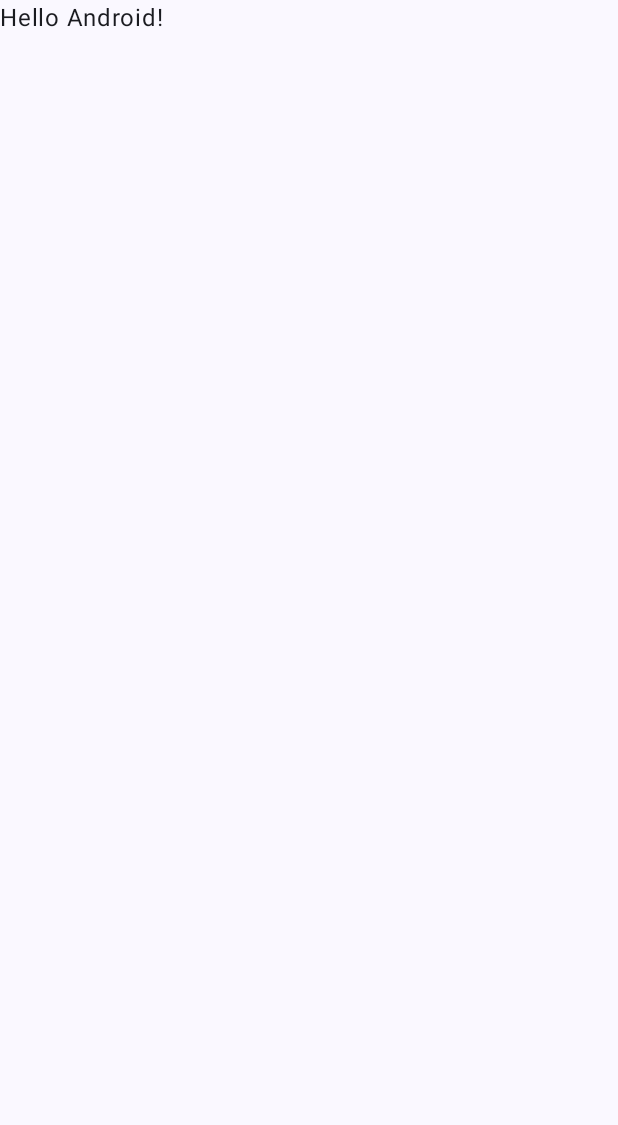
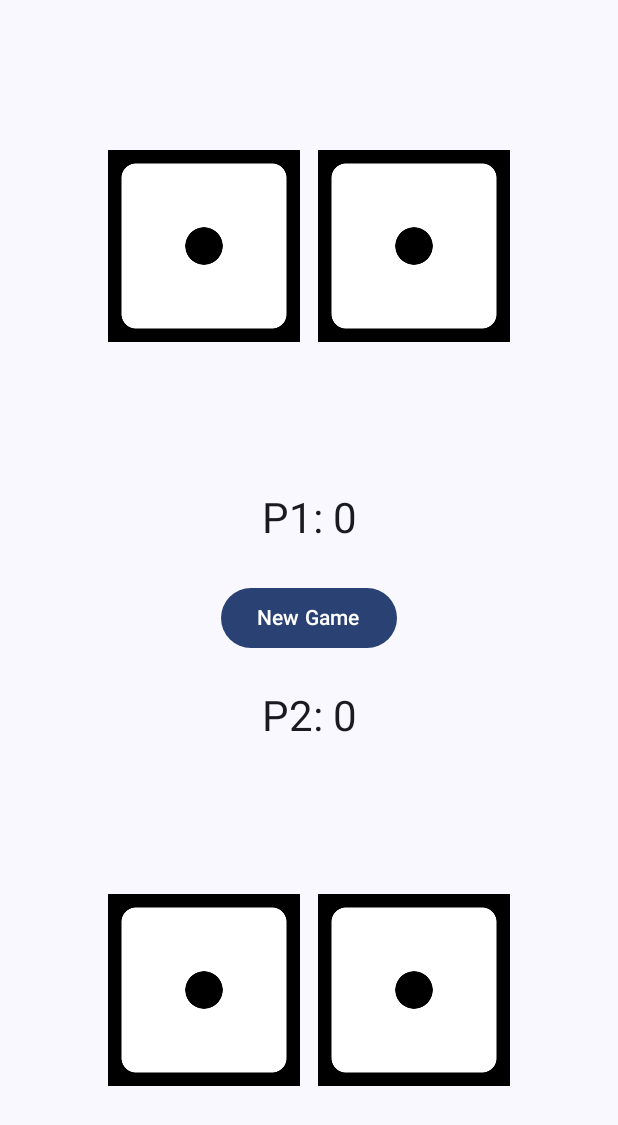
Before and after one commit to mackrusing/csci-4237-week-09-hw, an Android app built with Jetpack Compose: the screen it shows after launch (MainActivity), on a phone screen of 412 x 824 dp. Before the commit the part shown is almost empty. Shown: the top 1125 px of the screen. Run offline under Robolectric (Android 15) with nearby library versions, the phone set to English and light mode, and no system bars.

Commit message:
Add boilerplate

```diff
--- a/app/src/main/java/com/example/week09hw/MainActivity.kt
+++ b/app/src/main/java/com/example/week09hw/MainActivity.kt
@@ -4,43 +4,150 @@ import android.os.Bundle
 import androidx.activity.ComponentActivity
 import androidx.activity.compose.setContent
 import androidx.activity.enableEdgeToEdge
+import androidx.compose.foundation.Image
+import androidx.compose.foundation.clickable
+import androidx.compose.foundation.layout.Arrangement
+import androidx.compose.foundation.layout.Column
+import androidx.compose.foundation.layout.PaddingValues
+import androidx.compose.foundation.layout.Row
+import androidx.compose.foundation.layout.Spacer
 import androidx.compose.foundation.layout.fillMaxSize
+import androidx.compose.foundation.layout.fillMaxWidth
 import androidx.compose.foundation.layout.padding
-import androidx.compose.material3.Scaffold
+import androidx.compose.foundation.layout.width
+import androidx.compose.material3.Button
+import androidx.compose.material3.MaterialTheme
 import androidx.compose.material3.Text
 import androidx.compose.runtime.Composable
+import androidx.compose.runtime.getValue
+import androidx.compose.runtime.mutableIntStateOf
+import androidx.compose.runtime.remember
+import androidx.compose.runtime.setValue
+import androidx.compose.ui.Alignment
 import androidx.compose.ui.Modifier
+import androidx.compose.ui.res.painterResource
 import androidx.compose.ui.tooling.preview.Preview
-import com.example.week09hw.ui.theme.Week09hwTheme
+import androidx.compose.ui.unit.dp
 
 class MainActivity : ComponentActivity() {
 
     override fun onCreate(savedInstanceState: Bundle?) {
+        // call parent onCreate
         super.onCreate(savedInstanceState)
+
+        // setup ui
         enableEdgeToEdge()
         setContent {
-            Week09hwTheme {
-                Scaffold(modifier = Modifier.fillMaxSize()) { innerPadding ->
-                    Greeting(
-                        name = "Android", modifier = Modifier.padding(innerPadding)
-                    )
-                }
+            ActivityWrapper { innerPadding ->
+                ActivityRoot(innerPadding)
             }
+        }
+    }
+
+}
+
+private val dieArray = arrayOf(
+    R.drawable.dice01,
+    R.drawable.dice02,
+    R.drawable.dice03,
+    R.drawable.dice04,
+    R.drawable.dice05,
+    R.drawable.dice06
+)
+
+@Composable
+private fun ActivityRoot(innerPadding: PaddingValues) {
+
+    // state
+    var p1Score by remember { mutableIntStateOf(0) }
+    var p2Score by remember { mutableIntStateOf(0) }
+
+    var p1DieIdx1 by remember { mutableIntStateOf(0) }
+    var p1DieIdx2 by remember { mutableIntStateOf(0) }
+    var p2DieIdx1 by remember { mutableIntStateOf(0) }
+    var p2DieIdx2 by remember { mutableIntStateOf(0) }
+
+    // handlers
+    fun handleNewGame() {
+        p1Score = 0
+        p2Score = 0
+        p1DieIdx1 = 0
+        p1DieIdx2 = 0
+        p2DieIdx1 = 0
+        p2DieIdx2 = 0
+    }
+
+    fun handleP1Roll() {
+        p1DieIdx1 = rollDice()
+        p1DieIdx2 = rollDice()
+        p1Score += p1DieIdx1 + p1DieIdx2 + 2
+    }
+
+    fun handleP2Roll() {
+        p2DieIdx1 = rollDice()
+        p2DieIdx2 = rollDice()
+        p2Score += p2DieIdx1 + p2DieIdx2 + 2
+    }
+
+    Column(
+        modifier = Modifier
+            .fillMaxSize()
+            .padding(innerPadding),
+        verticalArrangement = Arrangement.SpaceEvenly
+    ) {
+        // player 1
+        PlayerView(p1DieIdx1, p1DieIdx2, onClick = { handleP1Roll() })
+
+        // scores
+        Column(
+            modifier = Modifier.fillMaxWidth(), horizontalAlignment = Alignment.CenterHorizontally
+        ) {
+            Text(text = "P1: $p1Score", style = MaterialTheme.typography.headlineMedium)
+            Button(onClick = { handleNewGame() }, modifier = Modifier.padding(24.dp)) {
+                Text(text = "New Game")
+            }
+            Text(text = "P2: $p2Score", style = MaterialTheme.typography.headlineMedium)
+        }
+
+        // player 2
+        PlayerView(p2DieIdx1, p2DieIdx2, onClick = { handleP2Roll() })
+    }
+
+}
+
+@Preview(showBackground = true)
+@Composable
+private fun ActivityRootPreview() {
+    ActivityWrapper { innerPadding ->
+        ActivityRoot(innerPadding)
+    }
+}
+
+@Composable
+private fun PlayerView(idx1: Int, idx2: Int, onClick: (() -> Unit)) {
+    Row(
+        modifier = Modifier.fillMaxWidth(),
+        horizontalArrangement = Arrangement.Center,
+        verticalAlignment = Alignment.CenterVertically,
+    ) {
+        Row(
+            modifier = Modifier
+                .clickable(onClick = onClick)
+                .padding(12.dp)
+        ) {
+            Die(idx1)
+            Spacer(modifier = Modifier.width(12.dp))
+            Die(idx2)
         }
     }
 }
 
 @Composable
-fun Greeting(name: String, modifier: Modifier = Modifier) {
-    Text(
-        text = "Hello $name!", modifier = modifier
+private fun Die(idx: Int) {
+
+    Image(
+        painter = painterResource(id = dieArray[idx]),
+        contentDescription = null,
+        modifier = Modifier.width(128.dp)
     )
 }
-
-@Preview(showBackground = true)
-@Composable
-fun GreetingPreview() {
-    Week09hwTheme {
-        Greeting("Android")
-    }
-}
--- /dev/null
+++ b/app/src/main/java/com/example/week09hw/Shared.kt
@@ -0,0 +1,21 @@
+package com.example.week09hw
+
+import androidx.compose.foundation.layout.PaddingValues
+import androidx.compose.foundation.layout.fillMaxSize
+import androidx.compose.material3.Scaffold
+import androidx.compose.runtime.Composable
+import androidx.compose.ui.Modifier
+import com.example.week09hw.ui.theme.Week09hwTheme
+
+@Composable
+fun ActivityWrapper(root: @Composable ((PaddingValues) -> Unit)) {
+    Week09hwTheme {
+        Scaffold(modifier = Modifier.fillMaxSize()) { innerPadding ->
+            root(innerPadding)
+        }
+    }
+}
+
+fun rollDice(): Int {
+    return (0..5).random()
+}
```
Also changed, not shown: app/src/main/res/drawable/dice01.png (added), app/src/main/res/drawable/dice02.png (added), app/src/main/res/drawable/dice03.png (added), app/src/main/res/drawable/dice04.png (added), app/src/main/res/drawable/dice05.png (added), app/src/main/res/drawable/dice06.png (added).
